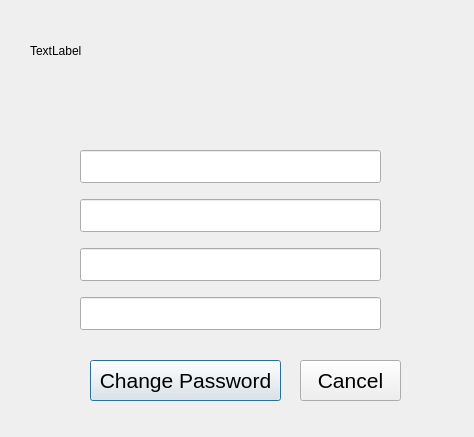
The window that forgotpassword.ui (Adarsha16/SoftNote) describes before a commit, drawn with Qt 5.
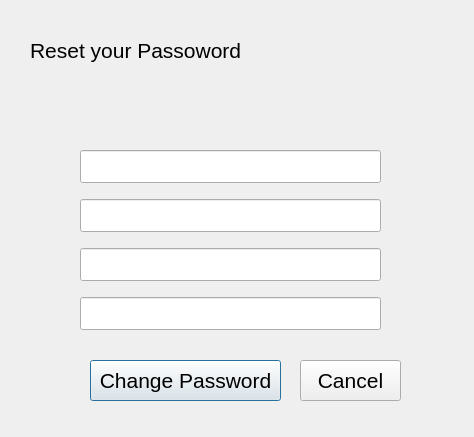
The same window after the commit.

What changed in the file:
```diff
--- a/forgotpassword.ui
+++ b/forgotpassword.ui
@@ -58,11 +58,16 @@
      <height>61</height>
     </rect>
    </property>
+   <property name="font">
+    <font>
+     <pointsize>16</pointsize>
+    </font>
+   </property>
    <property name="text">
-    <string>TextLabel</string>
+    <string>Reset your Passoword</string>
    </property>
   </widget>
-  <widget class="QWidget" name="">
+  <widget class="QWidget" name="layoutWidget">
    <property name="geometry">
     <rect>
      <x>80</x>
```
